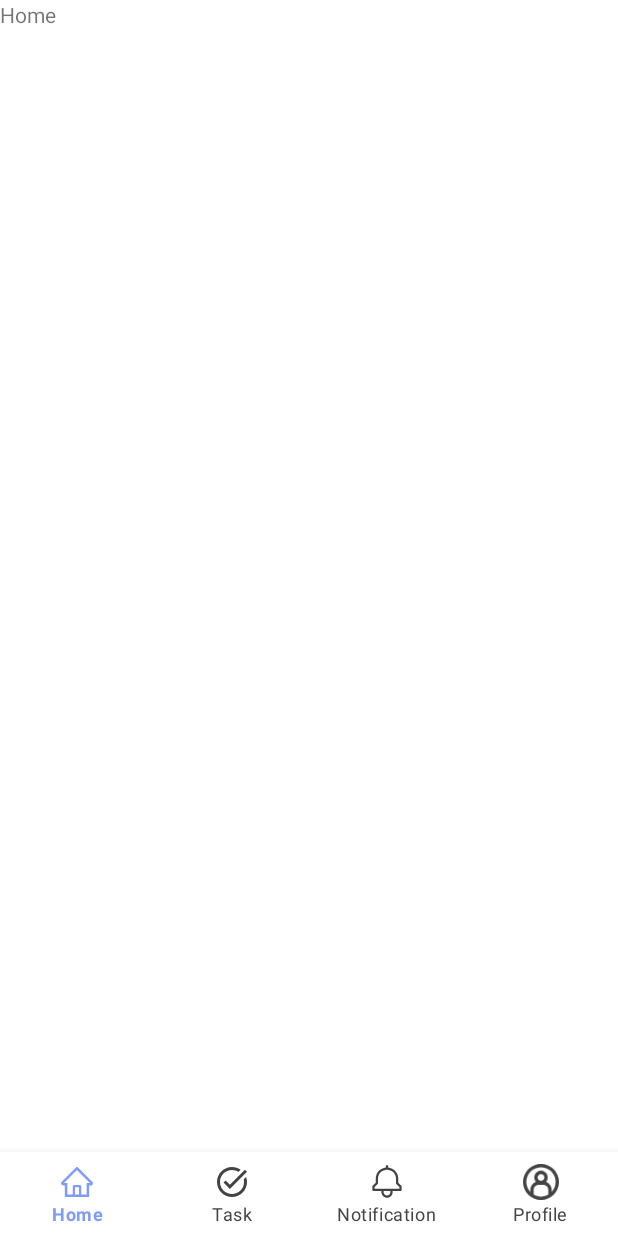
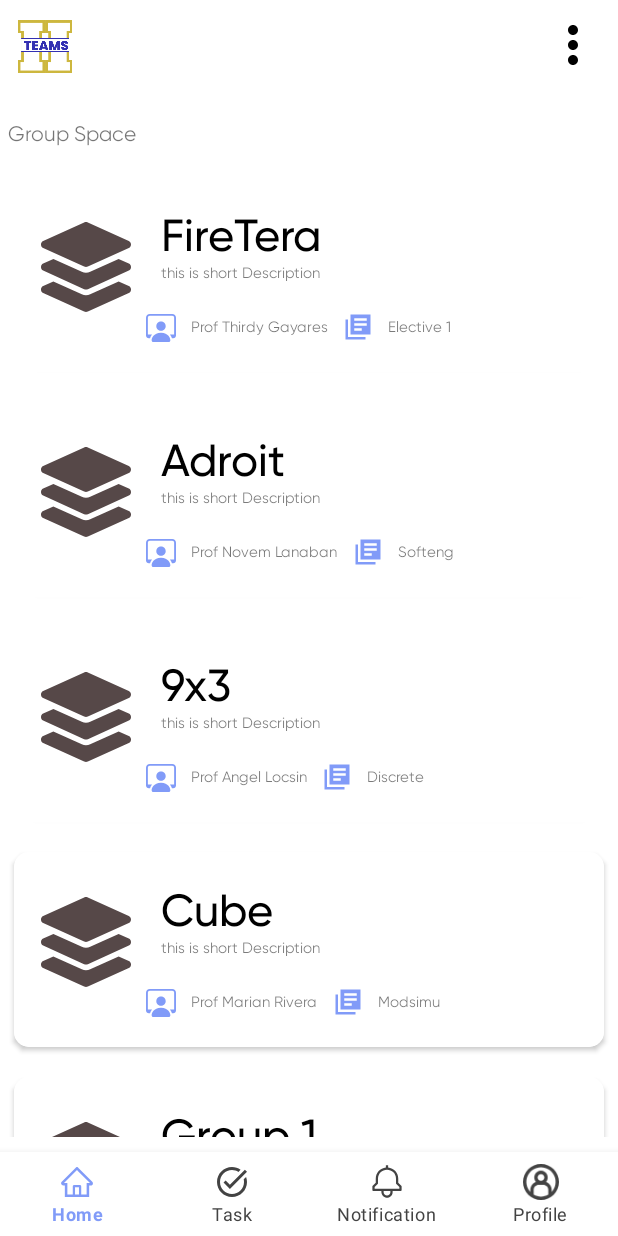
Before and after one commit to thirdygayares/Hteams, an Android app: the screen it shows after launch once a user with an empty profile is signed in (MainActivity), on a phone screen of 412 x 824 dp. Run offline under Robolectric (Android 15) with nearby library versions, the light colour scheme and no system bars; our stand-ins replace Firebase (no records; nobody signed in at launch, a user with empty details on screens opened directly).

Commit message:
Group Page Interface - group model - group adapter - recylerview group.xml

```diff
--- a/app/src/main/java/com/example/hteams/MainActivity.java
+++ b/app/src/main/java/com/example/hteams/MainActivity.java
@@ -55,6 +55,7 @@ public class MainActivity extends AppCompatActivity {
 
         if (x == 0) {
             bottomNav.setSelectedItemId(R.id.nav_home);
+
             selectedFragment = new Task();
         }else if(x == 1){
             bottomNav.setSelectedItemId(R.id.nav_task);
--- /dev/null
+++ b/app/src/main/java/com/example/hteams/Sample.java
@@ -0,0 +1,14 @@
+package com.example.hteams;
+
+import androidx.appcompat.app.AppCompatActivity;
+
+import android.os.Bundle;
+
+public class Sample extends AppCompatActivity {
+
+    @Override
+    protected void onCreate(Bundle savedInstanceState) {
+        super.onCreate(savedInstanceState);
+        setContentView(R.layout.activity_sample);
+    }
+}
--- /dev/null
+++ b/app/src/main/java/com/example/hteams/adapter/GroupAdapter.java
@@ -0,0 +1,83 @@
+package com.example.hteams.adapter;
+
+import android.content.Context;
+import android.view.LayoutInflater;
+import android.view.View;
+import android.view.ViewGroup;
+import android.widget.TextView;
+
+import androidx.annotation.NonNull;
+import androidx.recyclerview.widget.RecyclerView;
+
+
+import com.example.hteams.R;
+import com.example.hteams.model.GroupModel;
+
+import java.util.ArrayList;
+
+public class GroupAdapter extends RecyclerView.Adapter<GroupAdapter.MyViewHolder> {
+
+    private final GroupInterface groupInterface;
+
+
+    Context context;
+    ArrayList<GroupModel> groupmodels;
+
+    public GroupAdapter(Context context, ArrayList<GroupModel> groupmodels, GroupInterface groupInterface){
+        this.context = context;
+        this.groupmodels = groupmodels;
+        this.groupInterface = groupInterface;
+    }
+
+    @NonNull
+    @Override
+    public GroupAdapter.MyViewHolder onCreateViewHolder(@NonNull ViewGroup parent, int viewType  ) {
+        LayoutInflater inflater = LayoutInflater.from(context);
+        View view = inflater.inflate(R.layout.recycler_group, parent, false);
+
+        return new GroupAdapter.MyViewHolder(view, groupInterface);
+    }
+
+    @Override
+    public void onBindViewHolder(@NonNull GroupAdapter.MyViewHolder holder, int position) {
+        holder.groupName.setText(groupmodels.get(position).getGroupTitle());
+        holder.group_description.setText(groupmodels.get(position).getShortDescription());
+        holder.teacher.setText(groupmodels.get(position).getProfessor());
+        holder.subject.setText(groupmodels.get(position).getSubject());
+
+
+    }
+
+    @Override
+    public int getItemCount() {
+
+        return groupmodels.size();
+    }
+
+    public static class MyViewHolder extends RecyclerView.ViewHolder{
+
+        TextView groupName, group_description, teacher, subject;
+
+        public MyViewHolder(@NonNull View itemView, GroupInterface groupInterface) {
+            super(itemView);
+            groupName = itemView.findViewById(R.id.groupName);
+            group_description = itemView.findViewById(R.id.group_description);
+            teacher = itemView.findViewById(R.id.teacher);
+            subject = itemView.findViewById(R.id.subject);
+
+
+
+            itemView.setOnClickListener(view -> {
+                if(groupInterface != null ){
+                    int pos = getAdapterPosition();
+                    if(pos!= RecyclerView.NO_POSITION){
+                        groupInterface.onItemClick(pos);
+                    }
+
+                }
+            });
+        }
+    }
+
+
+}
--- /dev/null
+++ b/app/src/main/java/com/example/hteams/adapter/GroupInterface.java
@@ -0,0 +1,5 @@
+package com.example.hteams.adapter;
+
+public interface GroupInterface {
+    void onItemClick(int position);
+}
--- a/app/src/main/java/com/example/hteams/group/Home.java
+++ b/app/src/main/java/com/example/hteams/group/Home.java
@@ -4,15 +4,38 @@ import androidx.annotation.NonNull;
 import androidx.annotation.Nullable;
 import androidx.appcompat.app.AppCompatActivity;
 import androidx.fragment.app.Fragment;
+import androidx.lifecycle.viewmodel.CreationExtras;
+import androidx.recyclerview.widget.LinearLayoutManager;
+import androidx.recyclerview.widget.RecyclerView;
 
+import android.content.Intent;
+import android.database.Cursor;
 import android.os.Bundle;
+import android.util.Log;
 import android.view.LayoutInflater;
+import android.view.Menu;
+import android.view.MenuInflater;
+import android.view.MenuItem;
 import android.view.View;
 import android.view.ViewGroup;
+import android.widget.AdapterView;
+import android.widget.Button;
+import android.widget.ImageView;
+import android.widget.PopupMenu;
+import android.widget.Toast;
 
 import com.example.hteams.R;
+import com.example.hteams.Sample;
+import com.example.hteams.adapter.GroupAdapter;
+import com.example.hteams.adapter.GroupInterface;
+import com.example.hteams.model.GroupModel;
 
-public class Home extends Fragment {
+import java.util.ArrayList;
+
+public class Home extends Fragment implements GroupInterface {
+
+    ImageView menu;
+    ArrayList<GroupModel> groupModels = new ArrayList<>();
 
     @Nullable
     @Override
@@ -20,6 +43,76 @@ public class Home extends Fragment {
         View view = inflater.inflate(R.layout.activity_home, container, false);
 
 
+        menu = view.findViewById(R.id.menu);
+        menu();
+
+
+        setupGroupData();
+        RecyclerView recyclerView = view.findViewById(R.id.grouprecyclerview);
+        GroupAdapter adapter = new GroupAdapter(getActivity(), groupModels, this);
+        recyclerView.setAdapter(adapter);
+        recyclerView.setLayoutManager(new LinearLayoutManager(getActivity()));
+
         return view;
     }
+
+    private void setupGroupData() {
+        //dummy data
+        String[] Title = {"FireTera","Adroit","9x3","Cube","Group 1","Driven"};
+        String[] Description = {"this is short Description", "this is short Description", "this is short Description", "this is short Description", "this is short Description", "this is short Description" };
+        String[] Prof = {"Prof Thirdy Gayares", "Prof Novem Lanaban", "Prof Angel Locsin", "Prof Marian Rivera", "Prof. Alex Castro", "Prof. Jonny Sagloria" };
+        String[] subject = {"Elective 1", "Softeng", "Discrete", "Modsimu", "HCI", "Algocom" };
+
+
+
+
+        //from database data
+//        ArrayList<String> salesId = new ArrayList<>();
+//        ArrayList<String> Time = new ArrayList<>();
+//        ArrayList<String> TotalPrice = new ArrayList<>();
+
+
+        for(int i=0; i<Title.length; i++){
+            groupModels.add(new GroupModel(Title[i],Description[i],Prof[i],subject[i]
+            ));
+        }
+
+
+    }
+
+    @Override
+    public void onItemClick(int position) {
+        Toast.makeText(getActivity(), "click", Toast.LENGTH_SHORT).show();
+//        Intent intent = new Intent(getActivity(), HistorySingleView.class);
+//        intent.putExtra("salesId", historyDataModels.get(position).getSalesID());
+//        intent.putExtra("Total", historyDataModels.get(position).getTotalPrice());
+//        startActivity(intent);
+    }
+
+    private void menu() {
+        menu.setOnClickListener(new View.OnClickListener() {
+            @Override
+            public void onClick(View v) {
+                PopupMenu popupMenu = new PopupMenu(getActivity(), menu);
+
+                // Inflating popup menu from popup_menu.xml file
+                popupMenu.getMenuInflater().inflate(R.menu.home_menu, popupMenu.getMenu());
+                popupMenu.setOnMenuItemClickListener(new PopupMenu.OnMenuItemClickListener() {
+                    @Override
+                    public boolean onMenuItemClick(MenuItem menuItem) {
+                        // Toast message on menu item clicked
+                        Toast.makeText(getActivity(), "You Clicked " + menuItem.getTitle(), Toast.LENGTH_SHORT).show();
+                        return true;
+                    }
+                });
+                // Showing the popup menu
+                popupMenu.show();
+            }
+        });
+
+    }
+
+
+
+
 }
--- /dev/null
+++ b/app/src/main/java/com/example/hteams/model/GroupModel.java
@@ -0,0 +1,31 @@
+package com.example.hteams.model;
+
+public class GroupModel {
+    String groupTitle;
+    String shortDescription;
+    String professor;
+    String subject;
+
+    public GroupModel(String groupTitle, String shortDescription, String professor, String subject) {
+        this.groupTitle = groupTitle;
+        this.shortDescription = shortDescription;
+        this.professor = professor;
+        this.subject = subject;
+    }
+
+    public String getGroupTitle() {
+        return groupTitle;
+    }
+
+    public String getShortDescription() {
+        return shortDescription;
+    }
+
+    public String getProfessor() {
+        return professor;
+    }
+
+    public String getSubject() {
+        return subject;
+    }
+}
--- a/app/src/main/java/com/example/hteams/notification/Notification.java
+++ b/app/src/main/java/com/example/hteams/notification/Notification.java
@@ -20,6 +20,7 @@ public class Notification extends Fragment {
         View view = inflater.inflate(R.layout.activity_notification, container, false);
 
 
+
         return view;
     }
 }
--- /dev/null
+++ b/app/src/main/res/drawable/ic_baseline_archive_24.xml
@@ -0,0 +1,5 @@
+<vector android:height="24dp" android:tint="#000000"
+    android:viewportHeight="24" android:viewportWidth="24"
+    android:width="24dp" xmlns:android="http://schemas.android.com/apk/res/android">
+    <path android:fillColor="@android:color/white" android:pathData="M20.54,5.23l-1.39,-1.68C18.88,3.21 18.47,3 18,3H6c-0.47,0 -0.88,0.21 -1.16,0.55L3.46,5.23C3.17,5.57 3,6.02 3,6.5V19c0,1.1 0.9,2 2,2h14c1.1,0 2,-0.9 2,-2V6.5c0,-0.48 -0.17,-0.93 -0.46,-1.27zM12,17.5L6.5,12H10v-2h4v2h3.5L12,17.5zM5.12,5l0.81,-1h12l0.94,1H5.12z"/>
+</vector>
--- /dev/null
+++ b/app/src/main/res/drawable/ic_baseline_exit_to_app_24.xml
@@ -0,0 +1,5 @@
+<vector android:autoMirrored="true" android:height="24dp"
+    android:tint="#000000" android:viewportHeight="24"
+    android:viewportWidth="24" android:width="24dp" xmlns:android="http://schemas.android.com/apk/res/android">
+    <path android:fillColor="@android:color/white" android:pathData="M10.09,15.59L11.5,17l5,-5 -5,-5 -1.41,1.41L12.67,11H3v2h9.67l-2.58,2.59zM19,3H5c-1.11,0 -2,0.9 -2,2v4h2V5h14v14H5v-4H3v4c0,1.1 0.89,2 2,2h14c1.1,0 2,-0.9 2,-2V5c0,-1.1 -0.9,-2 -2,-2z"/>
+</vector>
--- /dev/null
+++ b/app/src/main/res/drawable/ic_baseline_more_vert_24.xml
@@ -0,0 +1,5 @@
+<vector android:height="24dp" android:tint="@color/black"
+    android:viewportHeight="24" android:viewportWidth="24"
+    android:width="24dp" xmlns:android="http://schemas.android.com/apk/res/android">
+    <path android:fillColor="@color/black" android:pathData="M12,8c1.1,0 2,-0.9 2,-2s-0.9,-2 -2,-2 -2,0.9 -2,2 0.9,2 2,2zM12,10c-1.1,0 -2,0.9 -2,2s0.9,2 2,2 2,-0.9 2,-2 -0.9,-2 -2,-2zM12,16c-1.1,0 -2,0.9 -2,2s0.9,2 2,2 2,-0.9 2,-2 -0.9,-2 -2,-2z"/>
+</vector>
--- /dev/null
+++ b/app/src/main/res/drawable/ic_baseline_search_24.xml
@@ -0,0 +1,5 @@
+<vector android:height="24dp" android:tint="#000000"
+    android:viewportHeight="24" android:viewportWidth="24"
+    android:width="24dp" xmlns:android="http://schemas.android.com/apk/res/android">
+    <path android:fillColor="@android:color/white" android:pathData="M15.5,14h-0.79l-0.28,-0.27C15.41,12.59 16,11.11 16,9.5 16,5.91 13.09,3 9.5,3S3,5.91 3,9.5 5.91,16 9.5,16c1.61,0 3.09,-0.59 4.23,-1.57l0.27,0.28v0.79l5,4.99L20.49,19l-4.99,-5zM9.5,14C7.01,14 5,11.99 5,9.5S7.01,5 9.5,5 14,7.01 14,9.5 11.99,14 9.5,14z"/>
+</vector>
--- /dev/null
+++ b/app/src/main/res/drawable/ic_group.xml
@@ -0,0 +1,13 @@
+<vector xmlns:android="http://schemas.android.com/apk/res/android"
+    android:width="180dp"
+    android:height="180dp"
+    android:viewportWidth="180"
+    android:viewportHeight="180">
+  <group>
+    <clip-path
+        android:pathData="M0,0h180v180h-180z"/>
+    <path
+        android:pathData="M4.36,52.04L86.26,89.19C88.65,90.27 91.35,90.27 93.74,89.19L175.63,52.04C181.45,49.4 181.45,40.61 175.63,37.97L93.74,0.81C92.57,0.28 91.29,-0 90,-0C88.71,-0 87.43,0.28 86.26,0.81L4.36,37.96C-1.46,40.6 -1.46,49.4 4.36,52.04ZM175.64,83.07L155.21,73.82L98.39,99.58C95.73,100.78 92.91,101.39 90,101.39C87.09,101.39 84.27,100.78 81.61,99.58L24.79,73.82L4.36,83.07C-1.46,85.71 -1.46,94.5 4.36,97.14L86.26,134.26C88.65,135.34 91.35,135.34 93.74,134.26L175.64,97.14C181.46,94.5 181.46,85.71 175.64,83.07V83.07ZM175.64,128L155.29,118.78L98.39,144.58C95.73,145.78 92.91,146.39 90,146.39C87.09,146.39 84.27,145.78 81.61,144.58L24.71,118.78L4.36,128C-1.46,130.64 -1.46,139.43 4.36,142.07L86.26,179.19C88.65,180.27 91.35,180.27 93.74,179.19L175.64,142.07C181.46,139.43 181.46,130.64 175.64,128V128Z"
+        android:fillColor="#564848"/>
+  </group>
+</vector>
--- /dev/null
+++ b/app/src/main/res/drawable/ic_subject.xml
@@ -0,0 +1,9 @@
+<vector xmlns:android="http://schemas.android.com/apk/res/android"
+    android:width="24dp"
+    android:height="24dp"
+    android:viewportWidth="24"
+    android:viewportHeight="24">
+  <path
+      android:pathData="M4,6H2V22H18V20H4V6ZM22,2H6V18H22V2ZM19,11H9V9H19V11ZM15,15H9V13H15V15ZM19,7H9V5H19V7Z"
+      android:fillColor="#819BF8"/>
+</vector>
--- /dev/null
+++ b/app/src/main/res/drawable/ic_teacher.xml
@@ -0,0 +1,16 @@
+<vector xmlns:android="http://schemas.android.com/apk/res/android"
+    android:width="18dp"
+    android:height="18dp"
+    android:viewportWidth="18"
+    android:viewportHeight="18">
+  <group>
+    <clip-path
+        android:pathData="M0,0h18v18h-18z"/>
+    <path
+        android:pathData="M4.5,18C4.5,18 3.375,18 3.375,16.875C3.375,15.75 4.5,12.375 9,12.375C13.5,12.375 14.625,15.75 14.625,16.875C14.625,18 13.5,18 13.5,18H4.5ZM9,11.306C9.746,11.306 10.461,11.01 10.989,10.483C11.516,9.955 11.813,9.24 11.813,8.494C11.813,7.748 11.516,7.032 10.989,6.505C10.461,5.978 9.746,5.681 9,5.681C8.254,5.681 7.539,5.978 7.011,6.505C6.484,7.032 6.188,7.748 6.188,8.494C6.188,9.24 6.484,9.955 7.011,10.483C7.539,11.01 8.254,11.306 9,11.306V11.306Z"
+        android:fillColor="#819BF8"/>
+    <path
+        android:pathData="M2.25,1.125C1.653,1.125 1.081,1.362 0.659,1.784C0.237,2.206 0,2.778 0,3.375L0,14.063C0,14.51 0.178,14.939 0.494,15.256C0.811,15.572 1.24,15.75 1.688,15.75H2.422C2.657,14.923 3.066,14.156 3.621,13.5H1.125V3.375C1.125,3.077 1.244,2.79 1.454,2.579C1.665,2.369 1.952,2.25 2.25,2.25H15.75C16.048,2.25 16.334,2.369 16.545,2.579C16.757,2.79 16.875,3.077 16.875,3.375V13.5H14.379C15.002,14.236 15.38,15.045 15.578,15.75H16.313C16.76,15.75 17.189,15.572 17.506,15.256C17.822,14.939 18,14.51 18,14.063V3.375C18,2.778 17.763,2.206 17.341,1.784C16.919,1.362 16.347,1.125 15.75,1.125H2.25Z"
+        android:fillColor="#819BF8"/>
+  </group>
+</vector>
--- a/app/src/main/res/layout/activity_home.xml
+++ b/app/src/main/res/layout/activity_home.xml
@@ -3,12 +3,60 @@
     xmlns:app="http://schemas.android.com/apk/res-auto"
     xmlns:tools="http://schemas.android.com/tools"
     android:layout_width="match_parent"
+    android:background="@color/white"
     android:layout_height="match_parent"
     tools:context=".group.Home">
+
+
+
+    <RelativeLayout
+        android:id="@+id/header"
+        android:layout_width="match_parent"
+        android:layout_height="wrap_content"
+        >
+
+    <ImageView
+
+        android:layout_width="40dp"
+        android:layout_height="40dp"
+        android:src="@drawable/hteams"
+        android:layout_margin="10dp"
+        ></ImageView>
+
+
+        <ImageView
+            android:id="@+id/menu"
+            android:layout_width="40dp"
+            android:layout_height="40dp"
+            android:src="@drawable/ic_baseline_more_vert_24"
+            android:backgroundTint="@color/black"
+
+            android:layout_alignParentRight="true"
+            android:layout_margin="10dp"
+            ></ImageView>
+
+    </RelativeLayout>
+
+
     <TextView
+        android:id="@+id/groupspace"
+        android:layout_below="@+id/header"
         android:layout_width="wrap_content"
         android:layout_height="wrap_content"
-        android:text="Home"
+        android:text="Group Space"
+        android:layout_marginTop="20dp"
+        android:fontFamily="@font/gilroyregular"
+        android:layout_marginHorizontal="5dp"
         ></TextView>
 
+    <androidx.recyclerview.widget.RecyclerView
+        android:id="@+id/grouprecyclerview"
+        android:layout_width="match_parent"
+        android:layout_height="match_parent"
+        android:layout_below="@+id/groupspace"
+        android:layout_marginHorizontal="5dp"
+        android:layout_marginTop="10dp"
+        android:layout_marginBottom="10dp" />
+
+
 </RelativeLayout>
--- /dev/null
+++ b/app/src/main/res/layout/activity_sample.xml
@@ -0,0 +1,9 @@
+<?xml version="1.0" encoding="utf-8"?>
+<androidx.constraintlayout.widget.ConstraintLayout xmlns:android="http://schemas.android.com/apk/res/android"
+    xmlns:app="http://schemas.android.com/apk/res-auto"
+    xmlns:tools="http://schemas.android.com/tools"
+    android:layout_width="match_parent"
+    android:layout_height="match_parent"
+    tools:context=".Sample">
+
+</androidx.constraintlayout.widget.ConstraintLayout>
--- /dev/null
+++ b/app/src/main/res/layout/recycler_group.xml
@@ -0,0 +1,118 @@
+<?xml version="1.0" encoding="utf-8"?>
+<androidx.constraintlayout.widget.ConstraintLayout xmlns:android="http://schemas.android.com/apk/res/android"
+    xmlns:app="http://schemas.android.com/apk/res-auto"
+    android:layout_width="match_parent"
+    android:background="@color/white"
+    android:layout_height="wrap_content">
+
+    <androidx.cardview.widget.CardView
+        android:layout_width="match_parent"
+        android:layout_height="wrap_content"
+        android:layout_marginVertical="10dp"
+        android:layout_marginHorizontal="4dp"
+        app:layout_constraintBottom_toBottomOf="parent"
+        app:layout_constraintEnd_toEndOf="parent"
+        app:layout_constraintStart_toStartOf="parent"
+        app:layout_constraintTop_toTopOf="parent"
+        app:cardCornerRadius="10dp"
+        >
+        <RelativeLayout
+            android:paddingVertical="20dp"
+            android:paddingHorizontal="8dp"
+            android:layout_width="match_parent"
+            android:layout_height="match_parent"
+            android:background="@color/white"
+            >
+
+            <ImageView
+                android:id="@+id/group_image"
+                android:padding="10dp"
+                android:layout_width="80dp"
+                android:layout_height="80dp"
+                android:src="@drawable/ic_group"
+                >
+            </ImageView>
+
+            <TextView
+                android:id="@+id/groupName"
+                android:layout_width="wrap_content"
+                android:layout_height="wrap_content"
+                android:layout_toRightOf="@+id/group_image"
+                android:fontFamily="@font/gilroymedium"
+                android:paddingHorizontal="10dp"
+                android:text="Firetera"
+                android:textColor="@color/black"
+                android:textSize="30dp"></TextView>
+
+
+            <TextView
+                android:id="@+id/group_description"
+                android:layout_width="wrap_content"
+                android:layout_height="wrap_content"
+                android:layout_below="@+id/groupName"
+                android:layout_toRightOf="@+id/group_image"
+                android:fontFamily="@font/gilroyregular"
+                android:paddingHorizontal="10dp"
+                android:text="This is Short Description"
+                android:textSize="10dp"></TextView>
+
+
+
+            <RelativeLayout
+                android:layout_toRightOf="@id/group_image"
+                android:layout_below="@+id/group_description"
+                android:layout_width="wrap_content"
+                android:layout_marginTop="20dp"
+                android:layout_height="wrap_content"
+
+                >
+
+
+                <ImageView
+                    android:id="@+id/teacher_icon"
+                    android:layout_width="20dp"
+                    android:layout_height="20dp"
+                    android:src="@drawable/ic_teacher"
+
+                    ></ImageView>
+
+
+                <TextView
+                    android:id="@+id/teacher"
+                    android:layout_width="wrap_content"
+                    android:layout_height="wrap_content"
+                    android:layout_marginTop="3dp"
+                    android:layout_toRightOf="@+id/teacher_icon"
+                    android:fontFamily="@font/gilroyregular"
+                    android:paddingHorizontal="10dp"
+                    android:text="Prof Novem Lanaban"
+                    android:textSize="10dp"></TextView>
+
+                <ImageView
+                    android:id="@+id/subject_icon"
+                    android:layout_width="20dp"
+                    android:layout_height="20dp"
+                    android:layout_toRightOf="@+id/teacher"
+                    android:src="@drawable/ic_subject"
+                    ></ImageView>
+
+
+                <TextView
+                    android:id="@+id/subject"
+                    android:layout_width="wrap_content"
+                    android:layout_height="wrap_content"
+                    android:layout_marginTop="3dp"
+                    android:layout_toRightOf="@+id/subject_icon"
+                    android:fontFamily="@font/gilroyregular"
+                    android:paddingHorizontal="10dp"
+                    android:text="Elective 1"
+                    android:textSize="10dp"></TextView>
+
+
+
+            </RelativeLayout>
+        </RelativeLayout>
+
+
+    </androidx.cardview.widget.CardView>
+</androidx.constraintlayout.widget.ConstraintLayout>
--- /dev/null
+++ b/app/src/main/res/menu/home_menu.xml
@@ -0,0 +1,23 @@
+<?xml version="1.0" encoding="utf-8"?>
+<menu
+xmlns:android="http://schemas.android.com/apk/res/android" app:showAsAction="always"
+xmlns:app="http://schemas.android.com/apk/res-auto">
+
+        <item
+            android:id="@+id/search"
+            android:icon="@drawable/ic_baseline_search_24"
+            android:title="Search"
+            />
+
+        <item
+            android:id="@+id/archive"
+            android:icon="@drawable/ic_baseline_archive_24"
+            android:title="Archived Groups"
+            />
+
+        <item
+            android:id="@+id/exit"
+            android:icon="@drawable/ic_baseline_exit_to_app_24"
+            android:title="Exit"
+            />
+</menu>
--- a/app/src/main/res/values/themes.xml
+++ b/app/src/main/res/values/themes.xml
@@ -2,15 +2,25 @@
     <!-- Base application theme. -->
     <style name="Theme.Hteams" parent="Theme.MaterialComponents.DayNight.NoActionBar">
         <!-- Primary brand color. -->
-        <item name="colorPrimary">@color/purple_500</item>
+        <item name="colorPrimary">@color/white</item>
         <item name="colorPrimaryVariant">@color/purple_700</item>
-        <item name="colorOnPrimary">@color/white</item>
+        <item name="colorOnPrimary">@color/black</item>
         <!-- Secondary brand color. -->
-        <item name="colorSecondary">@color/teal_200</item>
-        <item name="colorSecondaryVariant">@color/teal_700</item>
+        <item name="colorSecondary">@color/black</item>
+        <item name="colorSecondaryVariant">@color/black</item>
         <item name="colorOnSecondary">@color/black</item>
         <!-- Status bar color. -->
         <item name="android:statusBarColor" tools:targetApi="l">?attr/colorPrimaryVariant</item>
+
+
         <!-- Customize your theme here. -->
     </style>
+
+        <style name="homeStyle" parent="Theme.MaterialComponents.DayNight.DarkActionBar">
+            <item name="android:colorBackground">#FFFFFF</item>
+            <item name="android:textColor">#000000</item>
+        </style>
+
+
+
 </resources>
```
Also changed, not shown: app/src/main/AndroidManifest.xml (+18 -6 lines).
